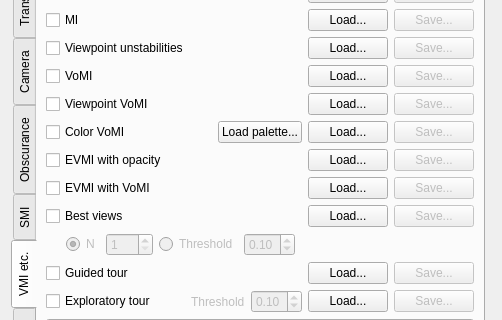
starviewer-medical/starviewer, file starviewer/src/extensions/playground/experimental3d/qexperimental3dextensionbase.ui: the form before one commit; both pictures show x 0 to 502 and y 167 to 487 of the 502 by 715 pixel window.
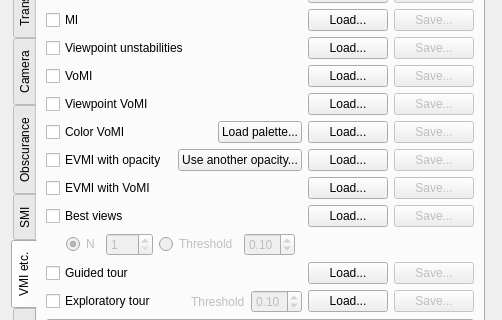
The form after the commit. The open tabs and pages were chosen to show the change. Custom widgets are drawn as their Qt base class.

Commit message: ENH: Càlcul de l'EVMI amb l'opacitat d'una altra funció.

The edit to the form file:
```diff
--- a/starviewer/src/extensions/playground/experimental3d/qexperimental3dextensionbase.ui
+++ b/starviewer/src/extensions/playground/experimental3d/qexperimental3dextensionbase.ui
@@ -6,7 +6,7 @@
    <rect>
     <x>0</x>
     <y>0</y>
-    <width>459</width>
+    <width>475</width>
     <height>715</height>
    </rect>
   </property>
@@ -2134,6 +2134,16 @@
            </property>
           </widget>
          </item>
+         <item>
+          <widget class="QPushButton" name="m_computeEvmiOpacityUseOtherPushButton">
+           <property name="text">
+            <string>Use another opacity...</string>
+           </property>
+           <property name="checkable">
+            <bool>true</bool>
+           </property>
+          </widget>
+         </item>
          <item>
           <widget class="QPushButton" name="m_loadEvmiOpacityPushButton">
            <property name="text">
```
The commit also changes 5 other files.
